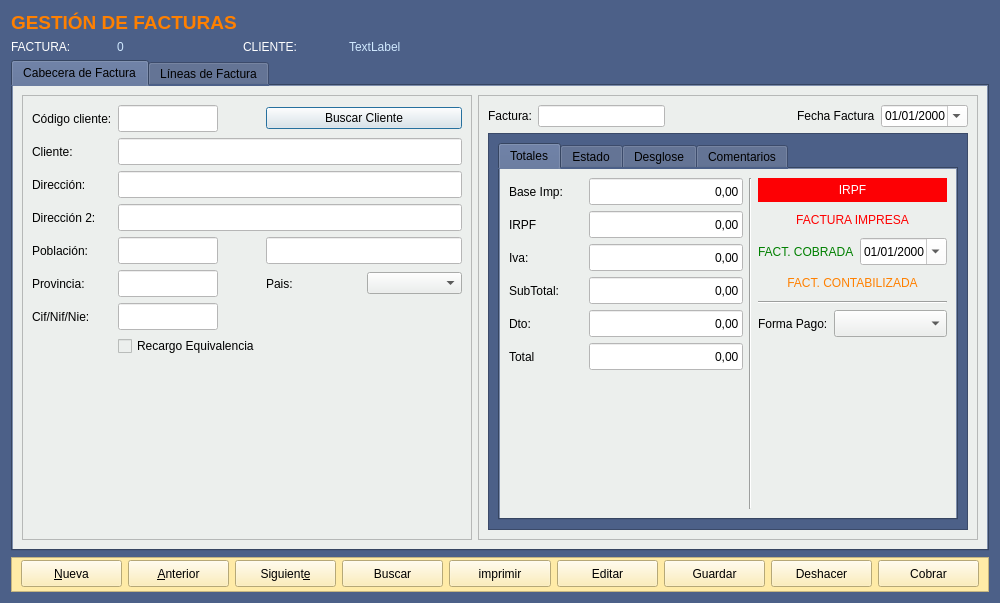
This is Zona_Ventas/frmfacturas.ui in arcnexus/RedFoX as Qt 5 draws it before an edit. The edited form follows.
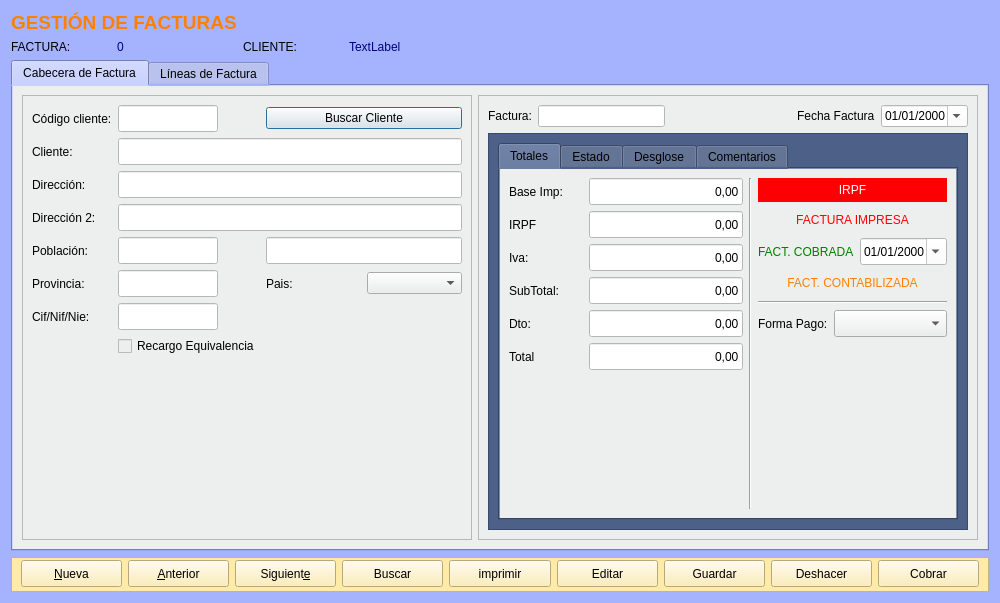
This is the edited form. Icons and pictures are not drawn.

Diff of the .ui file:
```diff
--- a/Zona_Ventas/frmfacturas.ui
+++ b/Zona_Ventas/frmfacturas.ui
@@ -24,7 +24,7 @@
     <normaloff>:/Icons/PNG/Maya.png</normaloff>:/Icons/PNG/Maya.png</iconset>
   </property>
   <property name="styleSheet">
-   <string notr="true">background-color:#4c6088</string>
+   <string notr="true">background-color: rgb(165, 179, 255);</string>
   </property>
   <layout class="QGridLayout" name="gridLayout_8">
    <item row="0" column="0" colspan="3">
@@ -43,7 +43,7 @@
       </size>
      </property>
      <property name="styleSheet">
-      <string notr="true">color: rgb(255, 255, 255);</string>
+      <string notr="true">color: rgb(0,0,0);</string>
      </property>
      <property name="text">
       <string>FACTURA:</string>
@@ -59,7 +59,7 @@
       </size>
      </property>
      <property name="styleSheet">
-      <string notr="true">color: rgb(208, 233, 255)</string>
+      <string notr="true">color: rgb(0, 0, 127);</string>
      </property>
      <property name="text">
       <string>0</string>
@@ -78,7 +78,7 @@
       </size>
      </property>
      <property name="styleSheet">
-      <string notr="true">color: rgb(255, 255, 255);</string>
+      <string notr="true">color: rgb(0,0,0);</string>
      </property>
      <property name="text">
       <string>CLIENTE:</string>
@@ -88,7 +88,7 @@
    <item row="1" column="3">
     <widget class="QLabel" name="lblCliente">
      <property name="styleSheet">
-      <string notr="true">color: rgb(208, 233, 255)</string>
+      <string notr="true">color: rgb(0, 0, 127);</string>
      </property>
      <property name="text">
       <string>TextLabel</string>
```
Left out of the diff: 28 changed lines with no effect on the pictures.
